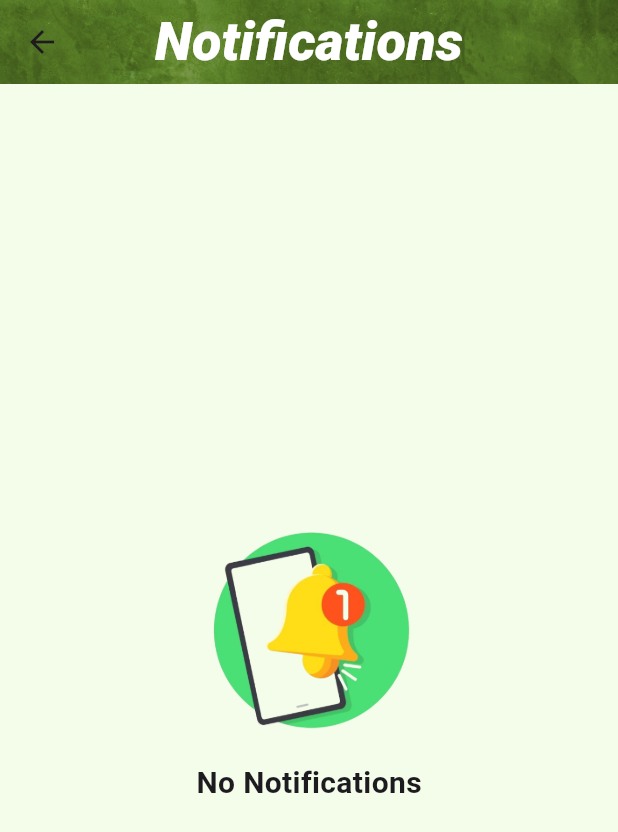
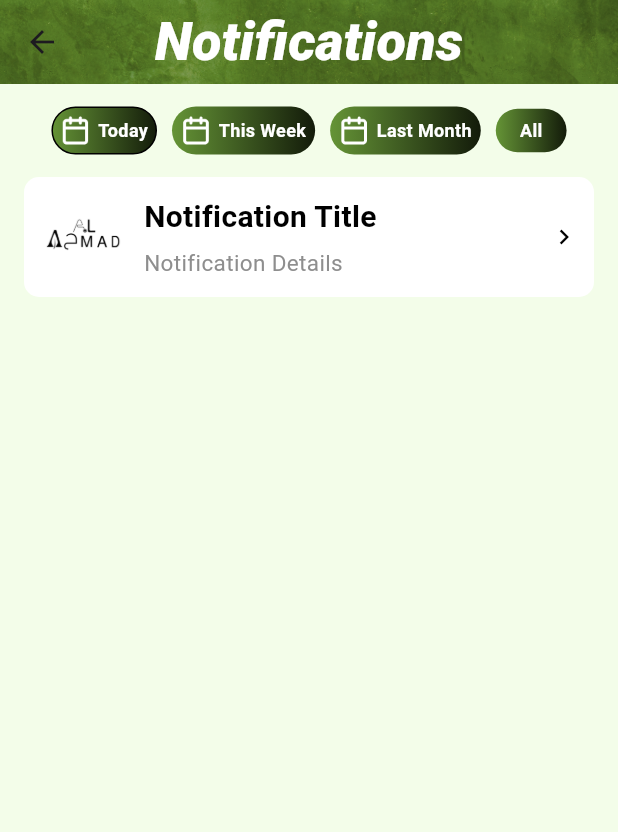
Before and after one commit to ZouheirN/nurse-app, a Flutter app: the NotificationsPage screen opened by its route, on a phone screen of 412 x 824 dp. Shown: the top 832 px of the screen. Run offline on Flutter 3.47's test engine with Material 3 defaults, Android fonts, the phone set to English and light mode, and no system bars; our stand-ins replace auto_size_text, badges, bloc, cached_network_image, device_preview, dio and 18 more; missing offline and left inert: cached_network_image_platform_interface, file_saver, intrinsic_size_builder, onesignal_flutter; accounts and stored records are empty; network calls fail.

Commit message:
continue with notifications page

```diff
--- a/lib/components/notification_card.dart
+++ b/lib/components/notification_card.dart
@@ -3,15 +3,15 @@ import 'package:flutter/material.dart';
 class NotificationCard extends StatelessWidget {
   final String title;
   final String description;
-  final String time;
-  final VoidCallback onTap;
+  final String? time;
+  final VoidCallback? onTap;
 
   const NotificationCard({
     super.key,
     required this.title,
     required this.description,
-    required this.time,
-    required this.onTap,
+    this.time,
+    this.onTap,
   });
 
   @override
@@ -25,23 +25,31 @@ class NotificationCard extends StatelessWidget {
           decoration: BoxDecoration(
             color: Colors.white,
             borderRadius: BorderRadius.circular(10),
-            border: Border.all(
-              color: Colors.grey,
-              width: 1,
-            ),
+            // border: Border.all(
+            //   color: Colors.grey,
+            //   width: 1,
+            // ),
           ),
           child: Row(
-            crossAxisAlignment: CrossAxisAlignment.start,
+            crossAxisAlignment: CrossAxisAlignment.center,
             children: [
-              ClipRRect(
-                borderRadius: BorderRadius.circular(8),
-                child: Image.asset(
-                  'assets/images/dr.png',
+              const ColorFiltered(
+                colorFilter: ColorFilter.mode(Colors.black, BlendMode.srcATop),
+                child: Image(
+                  image: AssetImage('assets/images/square_logo.png'),
                   width: 60,
                   height: 60,
-                  fit: BoxFit.cover,
                 ),
               ),
+              // ClipRRect(
+              //   borderRadius: BorderRadius.circular(8),
+              //   child: Image.asset(
+              //     'assets/images/dr.png',
+              //     width: 60,
+              //     height: 60,
+              //     fit: BoxFit.cover,
+              //   ),
+              // ),
               const SizedBox(width: 10),
               Expanded(
                 child: Column(
@@ -50,8 +58,8 @@ class NotificationCard extends StatelessWidget {
                     Text(
                       title,
                       style: const TextStyle(
-                        fontSize: 16,
-                        fontWeight: FontWeight.bold,
+                        fontSize: 20,
+                        fontWeight: FontWeight.w600,
                         color: Colors.black,
                       ),
                       maxLines: 1,
@@ -61,8 +69,9 @@ class NotificationCard extends StatelessWidget {
                     Text(
                       description,
                       style: const TextStyle(
-                        fontSize: 14,
-                        color: Colors.grey,
+                        fontSize: 15,
+                        color: Color.fromRGBO(142, 142, 142, 1),
+                        fontWeight: FontWeight.w400,
                       ),
                       maxLines: 2,
                       overflow: TextOverflow.ellipsis,
@@ -70,15 +79,23 @@ class NotificationCard extends StatelessWidget {
                   ],
                 ),
               ),
+              if (time != null) ...[
+                const SizedBox(width: 10),
+                Text(
+                  time!,
+                  style: const TextStyle(
+                    fontSize: 12,
+                    fontWeight: FontWeight.w300,
+                    color: Colors.black,
+                  ),
+                ),
+              ],
               const SizedBox(width: 10),
-              Text(
-                time,
-                style: const TextStyle(
-                  fontSize: 12,
-                  fontWeight: FontWeight.w300,
-                  color: Colors.black,
-                ),
-              ),
+              const Icon(
+                Icons.chevron_right,
+                size: 20,
+                color: Colors.black,
+              )
             ],
           ),
         ),
--- a/lib/pages/user/history_page.dart
+++ b/lib/pages/user/history_page.dart
@@ -53,8 +53,7 @@ class _HistoryPageState extends State<HistoryPage> {
         ),
         backgroundColor: Colors.transparent,
       ),
-      body: SafeArea(
-        child: Column(
+      body: Column(
         children: [
           // const Center(
           //   child: Text(
@@ -146,7 +145,6 @@ class _HistoryPageState extends State<HistoryPage> {
           ),
         ],
       ),
-      ),
     );
   }
 }
--- a/lib/pages/user/notifications_page.dart
+++ b/lib/pages/user/notifications_page.dart
@@ -1,7 +1,26 @@
 import 'package:flutter/material.dart';
 
-class NotificationsPage extends StatelessWidget {
+import '../../components/filter_button.dart';
+import '../../components/notification_card.dart';
+
+class NotificationsPage extends StatefulWidget {
   const NotificationsPage({super.key});
+
+  @override
+  State<NotificationsPage> createState() => _NotificationsPageState();
+}
+
+class _NotificationsPageState extends State<NotificationsPage> {
+  final bool show = true;
+
+  final List<String> _filterOptions = [
+    'Today',
+    'This Week',
+    'Last Month',
+    'All',
+  ];
+
+  String _selectedFilter = 'Today';
 
   @override
   Widget build(BuildContext context) {
@@ -23,8 +42,9 @@ class NotificationsPage extends StatelessWidget {
         ),
         backgroundColor: Colors.transparent,
       ),
-      backgroundColor: const Color(0xFFF3FDE9),
-      body: Center(
+      backgroundColor: const Color.fromARGB(255, 243, 253, 233),
+      body: !show
+          ? Center(
               child: Column(
                 mainAxisAlignment: MainAxisAlignment.center,
                 children: [
@@ -43,6 +63,47 @@ class NotificationsPage extends StatelessWidget {
                   ),
                 ],
               ),
+            )
+          : Column(
+              children: [
+                const SizedBox(height: 15),
+                SingleChildScrollView(
+                  scrollDirection: Axis.horizontal,
+                  child: Row(
+                    mainAxisAlignment: MainAxisAlignment.center,
+                    children: [
+                      for (final filter in _filterOptions)
+                        Padding(
+                          padding: const EdgeInsets.symmetric(horizontal: 5),
+                          child: FilterButton(
+                            filterText: filter,
+                            isSelected: _selectedFilter == filter,
+                            onTap: () {
+                              setState(() {
+                                _selectedFilter = filter;
+                              });
+                            },
+                          ),
+                        ),
+                    ],
+                  ),
+                ),
+                const SizedBox(height: 15),
+                Expanded(
+                  child: ListView(
+                    shrinkWrap: true,
+                    children: const [
+                      Padding(
+                        padding: EdgeInsets.only(bottom: 10),
+                        child: NotificationCard(
+                          title: 'Notification Title',
+                          description: 'Notification Details',
+                        ),
+                      ),
+                    ],
+                  ),
+                )
+              ],
             ),
     );
   }
```
Lines whose indentation alone changed are shown as unchanged.
